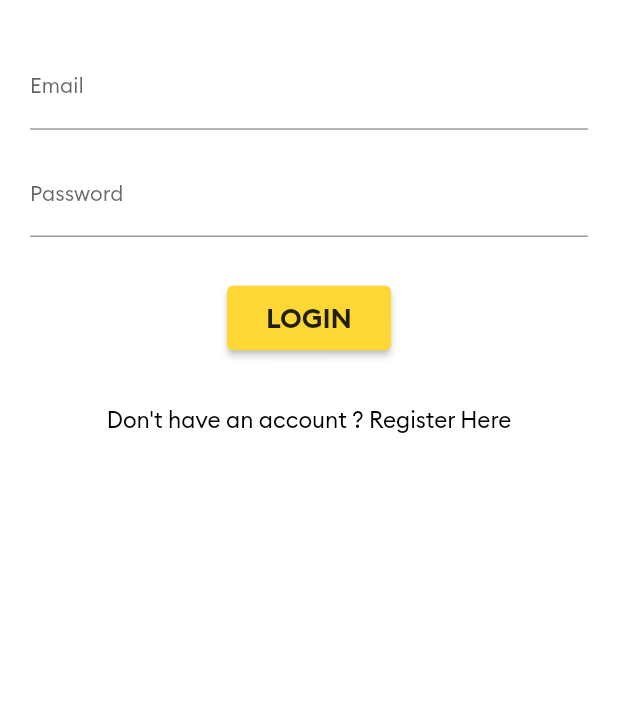
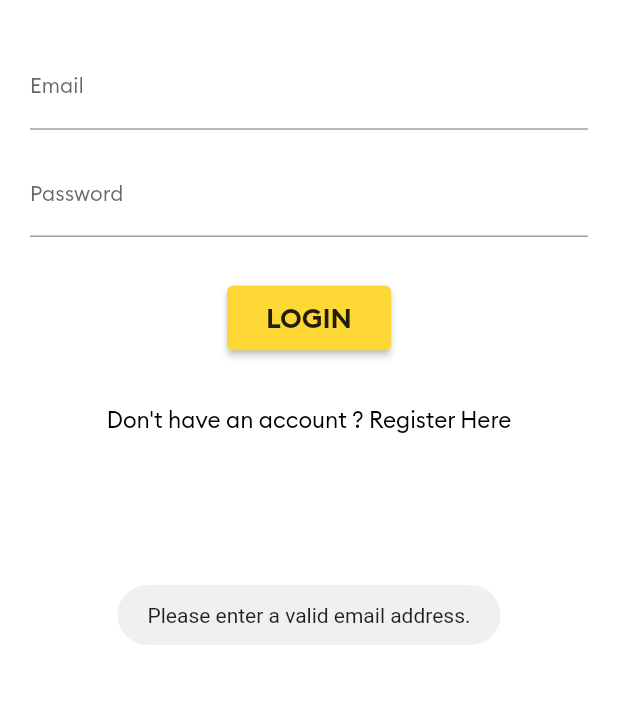
Before and after one commit to sharmasidharth1910/Uber-Clone-Flutter, a Flutter app: the screen it shows after launch, after a tap on "LOGIN", on a phone screen of 412 x 824 dp, the part 495-1199 px from its top. Run offline on Flutter 3.47's test engine with Material 2 defaults, Android fonts, the light colour scheme and no system bars; our stand-ins replace firebase_auth, firebase_core, firebase_database, fluttertoast; accounts and stored records are empty; Roboto replaces fonts that are missing (BRAND BOLD).

Commit message:
Added the login mechanism for the registered users

```diff
--- a/lib/Screens/LoginScreen.dart
+++ b/lib/Screens/LoginScreen.dart
@@ -1,8 +1,55 @@
+import 'package:firebase_auth/firebase_auth.dart';
+import 'package:firebase_database/firebase_database.dart';
 import 'package:flutter/material.dart';
+import 'package:fluttertoast/fluttertoast.dart';
+import 'package:rider_app/Screens/MainScreen.dart';
 import 'package:rider_app/Screens/RegisterScreen.dart';
+import 'package:rider_app/Widgets/ProgressDialog.dart';
+import 'package:rider_app/main.dart';
 
 class LoginScreen extends StatelessWidget {
   static const String screenId = "Login";
+  final TextEditingController emailTextEditingController =
+      TextEditingController();
+  final TextEditingController passwordTextEditingController =
+      TextEditingController();
+
+  final FirebaseAuth _firebaseAuth = FirebaseAuth.instance;
+
+  void loginUser(BuildContext context) async {
+    showDialog(
+        context: context,
+        builder: (BuildContext context) {
+          return ProgressDialog(message: "Authenticating. Please wait..");
+        });
+
+    final User firebaseUser = (await _firebaseAuth
+            .signInWithEmailAndPassword(
+                email: emailTextEditingController.text,
+                password: passwordTextEditingController.text)
+            .catchError((error) {
+      Navigator.pop(context);
+      Fluttertoast.showToast(msg: "Error: " + error.toString());
+    }))
+        .user;
+
+    if (firebaseUser != null) {
+      usersRef.child(firebaseUser.uid).once().then((DataSnapshot snap) {
+        if (snap.value != null) {
+          Navigator.pushNamedAndRemoveUntil(
+              context, MainScreen.screenId, (route) => false);
+          Fluttertoast.showToast(msg: "Logged in successfully.");
+        } else {
+          Navigator.pop(context);
+          _firebaseAuth.signOut();
+          Fluttertoast.showToast(msg: "No record found. Please register.");
+        }
+      });
+    } else {
+      Navigator.pop(context);
+      Fluttertoast.showToast(msg: "Some error occured. PLease try again.");
+    }
+  }
 
   @override
   Widget build(BuildContext context) {
@@ -44,6 +91,7 @@ class LoginScreen extends StatelessWidget {
                 child: Column(
                   children: [
                     TextField(
+                      controller: emailTextEditingController,
                       keyboardType: TextInputType.emailAddress,
                       decoration: InputDecoration(
                         hintStyle: TextStyle(
@@ -63,6 +111,7 @@ class LoginScreen extends StatelessWidget {
                       height: 15.0,
                     ),
                     TextField(
+                      controller: passwordTextEditingController,
                       obscureText: true,
                       decoration: InputDecoration(
                         hintStyle: TextStyle(
@@ -83,7 +132,16 @@ class LoginScreen extends StatelessWidget {
                     ),
                     ElevatedButton(
                       onPressed: () {
-                        print("Login Button Clicked");
+                        if (!emailTextEditingController.text.contains("@")) {
+                          Fluttertoast.showToast(
+                              msg: "Please enter a valid email address.");
+                        } else if (passwordTextEditingController.text.isEmpty) {
+                          Fluttertoast.showToast(
+                              msg: "Please enter a valid password");
+                        } else {
+                          print("Login Button Clicked");
+                          loginUser(context);
+                        }
                       },
                       style: ButtonStyle(
                         backgroundColor: MaterialStateProperty.all<Color>(
--- a/pubspec.yaml
+++ b/pubspec.yaml
@@ -32,6 +32,7 @@ dependencies:
   firebase_auth: ^1.1.2
   firebase_database: ^6.1.2
   fluttertoast: ^8.0.6
+  google_maps_flutter: ^2.0.3
 
 dev_dependencies:
   flutter_test:
```
Also changed, not shown: pubspec.lock.
